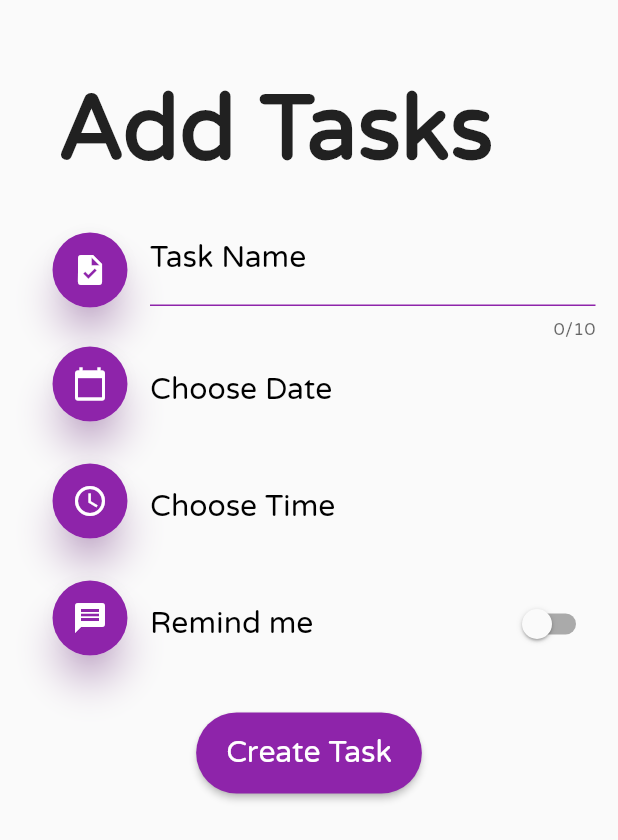
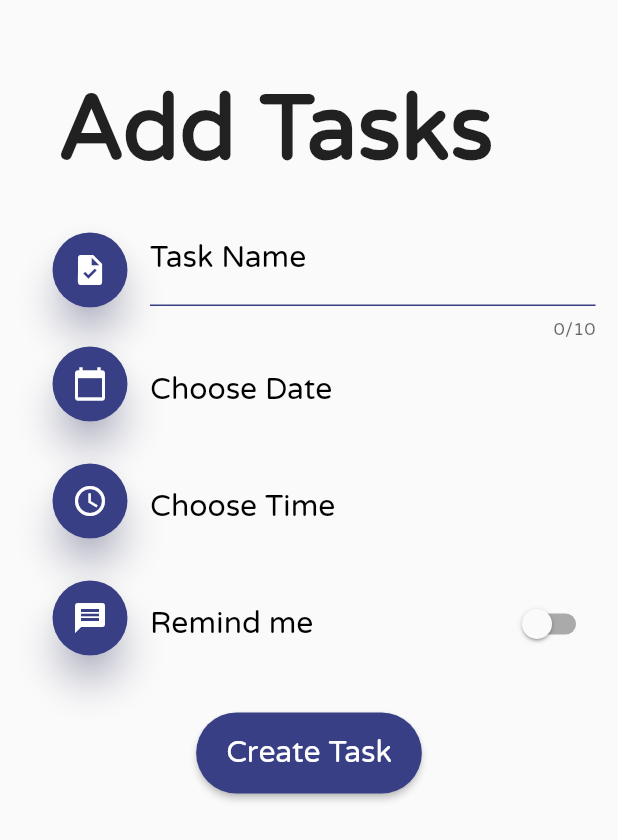
Before and after one commit to marwaalaywan99/to-do-app, a Flutter app: the TasksScreen screen opened by its route, after a tap on the "add" icon, on a phone screen of 412 x 824 dp. Shown: the top 840 px of the screen. Run offline on Flutter 3.47's test engine with Material 2 defaults, Android fonts, the phone set to English and light mode, and no system bars; our stand-ins replace font_awesome_flutter, salomon_bottom_bar, sqflite; missing offline and left inert: date_time_format, flutter_rounded_date_picker; accounts and stored records are empty.

Commit message:
added salomon nav bar and changed colors

```diff
--- a/lib/components/scrollable_calender.dart
+++ b/lib/components/scrollable_calender.dart
@@ -47,7 +47,7 @@ class _ScrollableContainerState extends State<ScrollableCalender> {
               style: TextStyle(
                   fontSize: 18,
                   fontWeight: FontWeight.w800,
-                  color: kMainPurple),
+                  color: kPurpleShade3),
             )),
         SizedBox(height: 10),
         Container(
@@ -76,7 +76,7 @@ class _ScrollableContainerState extends State<ScrollableCalender> {
                     decoration: BoxDecoration(
                         borderRadius: BorderRadius.circular(8),
                         color: currentDateSelectedIndex == index
-                            ? kMainPurple
+                            ? kPurpleShade1
                             : Colors.white),
                     child: Column(
                       mainAxisAlignment: MainAxisAlignment.center,
--- a/lib/constants/colors.dart
+++ b/lib/constants/colors.dart
@@ -4,6 +4,24 @@ import 'package:flutter/material.dart';
 const kMainColor = Color(0xFF8E24AA);
 const kMainRed = Color(0xFFc11f5e);
 const kMainBlue = Color(0xFF4134b7);
+
+const kPurpleShade11 = Color(0xFF383F85);
+const kPurpleShade2 = Color(0xFFc0bafc);
+const kPurpleShade2Text = Color(0xFF6a5dfc);
+const kBlueShade1 = Color(0xFF97d5fc);
+const kBlueShade1Text = Color(0xFF2faefc);
+const kOrangeShade1 = Color(0xFFfcbea6);
+const kOrangeShade1Text = Color(0xFFff8a5b);
+const kPurpleShade3 = Color(0xFF3E4768);
+const kGrey = Color(0xFF726f6f);
+const kTaskTitleColor = Color(0xFF393B4C);
+
+const kOrangeOrig = Color(0xFFFFEEE7);
+const kPurpleOrig = Color(0xFFEBE9FF);
+const kBlueOrig = Color(0xFFDBF1FF);
+
+List<Color> colors = [kBlueOrig, kPurpleOrig, kOrangeOrig];
+
 const kDialogTextStyle = TextStyle(
     fontSize: 18.0,
     fontWeight: FontWeight.bold
@@ -29,3 +47,19 @@ const MaterialColor kMainPurple = const MaterialColor(
       900: Color(0xFF8E24AA),
     }
 );
+
+const MaterialColor kPurpleShade1 = const MaterialColor(
+    0xFF383F85,
+    const <int, Color>{
+          50: Color(0xFF383F85),
+          100: Color(0xFF383F85),
+          200: Color(0xFF383F85),
+          300: Color(0xFF383F85),
+          400: Color(0xFF383F85),
+          500: Color(0xFF383F85),
+          600: Color(0xFF383F85),
+          700: Color(0xFF383F85),
+          800: Color(0xFF383F85),
+          900: Color(0xFF383F85),
+    }
+);
--- a/lib/main.dart
+++ b/lib/main.dart
@@ -18,7 +18,7 @@ void main() {
         supportedLocales: [
           const Locale('en', 'US'), // English
         ],
-        theme: ThemeData(fontFamily: "Varela", primarySwatch: kMainPurple),
+        theme: ThemeData(fontFamily: "Varela", primarySwatch: kPurpleShade1),
         initialRoute: '/',
         routes: {
           '/': (context) => MyApp(),
--- a/lib/screens/tasks_screens/add_tasks_screen.dart
+++ b/lib/screens/tasks_screens/add_tasks_screen.dart
@@ -40,7 +40,7 @@ class _AddTaskScreenState extends State<AddTaskScreen> {
           .now()
           .year + 1),
       borderRadius: 16,
-      theme: ThemeData(primarySwatch: kMainPurple),
+      theme: ThemeData(primarySwatch: kPurpleShade1),
     );
     print(date);
     setState(() {
@@ -118,12 +118,12 @@ class _AddTaskScreenState extends State<AddTaskScreen> {
           child: Material(
             elevation: 10,
             shape: CircleBorder(),
-            shadowColor: Colors.purple[600].withOpacity(0.5),
+            shadowColor: kPurpleShade1.withOpacity(0.5),
             child: Container(
               height: 50,
               width: 50,
               decoration: BoxDecoration(
-                color: Colors.purple[600],
+                color: kPurpleShade1,
                 shape: BoxShape.circle,
               ),
               child: ClipRRect(
@@ -156,7 +156,7 @@ class _AddTaskScreenState extends State<AddTaskScreen> {
           //   ),
           // ),
           child: TextFormField(
-            cursorColor: Colors.purple[600],
+            cursorColor: kPurpleShade1,
             maxLength: 10,
             decoration: InputDecoration(
               hintText: 'Enter Task Name',
@@ -166,10 +166,10 @@ class _AddTaskScreenState extends State<AddTaskScreen> {
                 color: Colors.black,
               ),
               enabledBorder: UnderlineInputBorder(
-                borderSide: BorderSide(color: Colors.purple[600]),
+                borderSide: BorderSide(color: kPurpleShade1),
               ),
               focusedBorder: UnderlineInputBorder(
-                borderSide: BorderSide(color: Colors.purple[600]),
+                borderSide: BorderSide(color: kPurpleShade1),
               ),
             ),
             onChanged: (string) {
@@ -195,12 +195,12 @@ class _AddTaskScreenState extends State<AddTaskScreen> {
             child: Material(
               elevation: 10,
               shape: CircleBorder(),
-              shadowColor: Colors.purple[600].withOpacity(0.5),
+              shadowColor: kPurpleShade1.withOpacity(0.5),
               child: Container(
                 height: 50,
                 width: 50,
                 decoration: BoxDecoration(
-                  color: Colors.purple[600],
+                  color: kPurpleShade1,
                   shape: BoxShape.circle,
                 ),
                 child: ClipRRect(
@@ -249,12 +249,12 @@ class _AddTaskScreenState extends State<AddTaskScreen> {
             child: Material(
               elevation: 10,
               shape: CircleBorder(),
-              shadowColor: Colors.purple[600].withOpacity(0.5),
+              shadowColor: kPurpleShade1.withOpacity(0.5),
               child: Container(
                 height: 50,
                 width: 50,
                 decoration: BoxDecoration(
-                  color: Colors.purple[600],
+                  color: kPurpleShade1,
                   shape: BoxShape.circle,
                 ),
                 child: ClipRRect(
@@ -292,12 +292,12 @@ class _AddTaskScreenState extends State<AddTaskScreen> {
           child: Material(
             elevation: 10,
             shape: CircleBorder(),
-            shadowColor: Colors.purple[600].withOpacity(0.5),
+            shadowColor: kPurpleShade1.withOpacity(0.5),
             child: Container(
               height: 50,
               width: 50,
               decoration: BoxDecoration(
-                color: Colors.purple[600],
+                color: kPurpleShade1,
                 shape: BoxShape.circle,
               ),
               child: ClipRRect(
@@ -329,8 +329,8 @@ class _AddTaskScreenState extends State<AddTaskScreen> {
               print(isSwitched);
             });
           },
-          activeTrackColor: Colors.purple[300],
-          activeColor: kMainPurple,
+          activeTrackColor: kPurpleShade2Text,
+          activeColor: kPurpleShade1,
         ),
       ],
     );
--- a/lib/screens/tasks_screens/edit_task_screen.dart
+++ b/lib/screens/tasks_screens/edit_task_screen.dart
@@ -44,7 +44,7 @@ class _EditTaskScreenState extends State<EditTaskScreen> {
           .now()
           .year + 1),
       borderRadius: 16,
-      theme: ThemeData(primarySwatch: kMainPurple),
+      theme: ThemeData(primarySwatch: kPurpleShade1),
     );
     print(date);
     setState(() {
@@ -341,7 +341,7 @@ class _EditTaskScreenState extends State<EditTaskScreen> {
             });
           },
           activeTrackColor: Colors.purple[300],
-          activeColor: kMainPurple,
+          activeColor: kPurpleShade1,
         ),
       ],
     );
--- a/lib/screens/tasks_screens/tasks_landing.dart
+++ b/lib/screens/tasks_screens/tasks_landing.dart
@@ -59,7 +59,7 @@ class _TasksScreenState extends State<TasksScreen> {
                             child: IconButton(
                                 icon: Icon(
                                   Icons.calendar_today,
-                                  color: Colors.purple[600],
+                                  color: kPurpleShade1,
                                   size: 40,
                                 ),
                                 onPressed: () async {
@@ -92,7 +92,7 @@ class _TasksScreenState extends State<TasksScreen> {
       firstDate: DateTime(DateTime.now().year - 1),
       lastDate: DateTime(DateTime.now().year + 1),
       borderRadius: 16,
-      theme: ThemeData(primarySwatch: kMainPurple),
+      theme: ThemeData(primarySwatch: kPurpleShade1),
     );
 
     if (date != null && date != selectedDate)
--- a/lib/widgets/tasks_list.dart
+++ b/lib/widgets/tasks_list.dart
@@ -1,6 +1,7 @@
 import 'package:flutter/material.dart';
 import 'package:provider/provider.dart';
 import 'package:to_do_app/components/calender_icon.dart';
+import 'package:to_do_app/constants/colors.dart';
 import 'package:to_do_app/models/tasks_data.dart';
 import 'package:to_do_app/widgets/tasks_tile.dart';
 
@@ -17,6 +18,7 @@ class TasksList extends StatelessWidget {
         return ListView.builder(
           itemBuilder: (context, index) {
             DateTime now;
+            Color colorTask = colors[index%3];
             if(taskData.date == null && date == null){
               now = DateTime.now();
             }
@@ -33,7 +35,8 @@ class TasksList extends StatelessWidget {
             if(now.year == time.year && now.month == time.month && now.day == time.day){
               final task = taskData.tasks[index];
               return TaskTile(
-                  task
+                  task,
+                  colorTask
               );
             }
             else{
--- a/lib/widgets/tasks_tile.dart
+++ b/lib/widgets/tasks_tile.dart
@@ -10,14 +10,17 @@ import 'package:to_do_app/screens/tasks_screens/edit_task_screen.dart';
 class TaskTile extends StatelessWidget{
 
   final Tasks task;
+  final Color colorTask;
 
-  TaskTile(this.task);
+  TaskTile(this.task, this.colorTask);
 
   Widget build(BuildContext context) {
     return Card(
+      color: colorTask,
       child: ListTile(
         title: Text(task.taskName,
           style: TextStyle(
+            color: kTaskTitleColor,
               decoration: task.markedAsDone ? TextDecoration.lineThrough : null),),
         trailing: IconButton(
             icon: Icon(Icons.more_vert),
--- a/pubspec.yaml
+++ b/pubspec.yaml
@@ -29,6 +29,8 @@ dependencies:
   sqflite:
   path:
   provider:
+  salomon_bottom_bar: ^3.1.0
+  font_awesome_flutter: ^9.2.0
 
 
   # The following adds the Cupertino Icons font to your application.
```
Also changed, not shown: lib/screens/home_screen.dart (+47 -20 lines), pubspec.lock.
